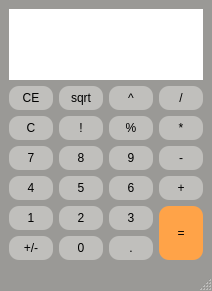
The window that src/calculator.ui (findraj/ivs-project2) describes before a commit, drawn with Qt 5.
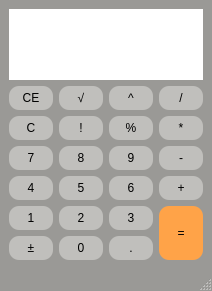
The same window after the commit.

Commit message: Fixed headers and functionality of all buttons

What changed in the file:
```diff
--- a/src/calculator.ui
+++ b/src/calculator.ui
@@ -10,6 +10,24 @@
     <height>291</height>
    </rect>
   </property>
+  <property name="sizePolicy">
+   <sizepolicy hsizetype="Preferred" vsizetype="Preferred">
+    <horstretch>0</horstretch>
+    <verstretch>0</verstretch>
+   </sizepolicy>
+  </property>
+  <property name="minimumSize">
+   <size>
+    <width>212</width>
+    <height>291</height>
+   </size>
+  </property>
+  <property name="maximumSize">
+   <size>
+    <width>212</width>
+    <height>291</height>
+   </size>
+  </property>
   <property name="windowTitle">
    <string>calculator</string>
   </property>
@@ -63,7 +81,7 @@
 }</string>
       </property>
       <property name="text">
-       <string>sqrt</string>
+       <string>√</string>
       </property>
      </widget>
     </item>
@@ -507,7 +525,7 @@
 }</string>
       </property>
       <property name="text">
-       <string>+/-</string>
+       <string>±</string>
       </property>
      </widget>
     </item>
```
Left out of the diff: 2 changed lines with no effect on the pictures. The commit also changes 2 other files.
